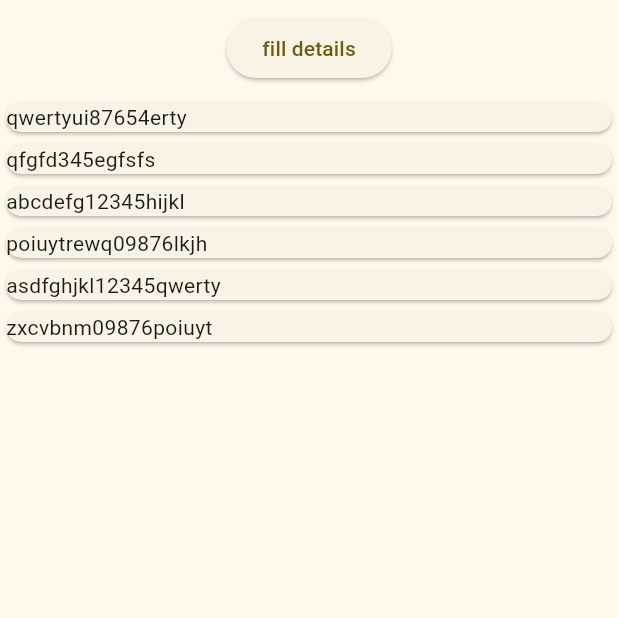
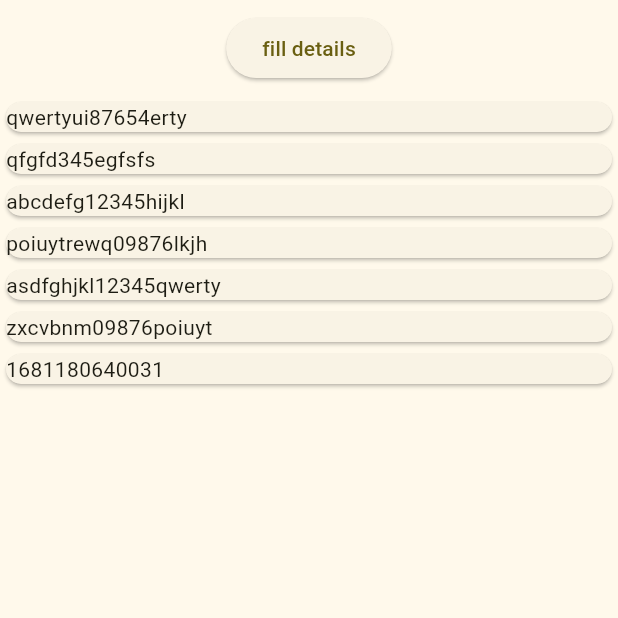
Before and after one commit to Uday-kiran9147/Home-rental, a Flutter app: the RentHouses screen opened directly, on a phone screen of 412 x 824 dp, the top half of it. Run offline on Flutter 3.47's test engine with Material 2 defaults, Android fonts, the light colour scheme and no system bars; our stand-ins replace animated_text_kit, google_fonts, image_picker; missing offline and left inert: checkout_screen_ui, flutter_exif_rotation; network calls fail.

Commit message:
variables fearures added

```diff
--- a/lib/models/property.dart
+++ b/lib/models/property.dart
@@ -28,7 +28,7 @@ class HouseProperty {
       required this.cleaningfee,
       required this.bedcount,
       required this.category,
-      required this.features});
+      required this.features,});
 
 //   HouseProperty.fromJson(Map<String, dynamic> json) {
 //     propertyid = json['propertyid'];
--- a/lib/provider/appstate.dart
+++ b/lib/provider/appstate.dart
@@ -213,5 +213,25 @@ class MyAppState with ChangeNotifier {
         ],
         price: 203400,
         propertyid: 'zxcvbnm09876poiuyt'),
+    HouseProperty(
+        maxguests: 7,
+        owner: 'uday',
+        price: 139877,
+        propertyid: '1681180640031',
+        housetitle: 'Uday appartment',
+        photos: [
+          'https://encrypted-tbn0.gstatic.com/images?q=tbn:ANd9GcQa4AzjjitSz9qV07LEAcey5JXGIWsRPfEwyyVaWjTwrTq2bTGWb9XX6NerA8BENtk3CpY&usqp=CAU'
+        ],
+        address: Address(
+            country: 'india',
+            state: 'gujarat',
+            zipcode: '382421',
+            street: 'koba'),
+        checkintime: '(22:25)',
+        checkouttime: '(04:07)',
+        cleaningfee: 1200.0,
+        bedcount: 4,
+        category: [],
+        features: ['TV', 'Garden', 'Ocean fishes', 'Stadium nearby'])
   ];
 }
--- a/lib/test.dart
+++ b/lib/test.dart
@@ -1,3 +1,5 @@
+import 'dart:convert';
+
 void main() {
   List<Map<String, dynamic>> map = [
     {
@@ -42,4 +44,7 @@ void main() {
   ];
 
   print(map[2]["userid"]);
+  var uu = jsonEncode(
+      "{propertyid: 1681180640031, housetitle: Uday appartment, photos: [https://encrypted-tbn0.gstatic.com/images?q=tbn:ANd9GcQa4AzjjitSz9qV07LEAcey5JXGIWsRPfEwyyVaWjTwrTq2bTGWb9XX6NerA8BENtk3CpY&usqp=CAU], address: {country: india, state: gujarat, zipcode: 382421, street: koba}, checkintime: TimeOfDay(22:25), checkouttime: TimeOfDay(04:07), cleaningfee: 1200.0, bedcount: 4, category: [], houserules: [TV, Garden, Ocean fishes, Stadium nearby]}");
+  print(uu);
 }
```
Also changed, not shown: lib/widgets/forms/filldetails.dart (+9 -9 lines).
